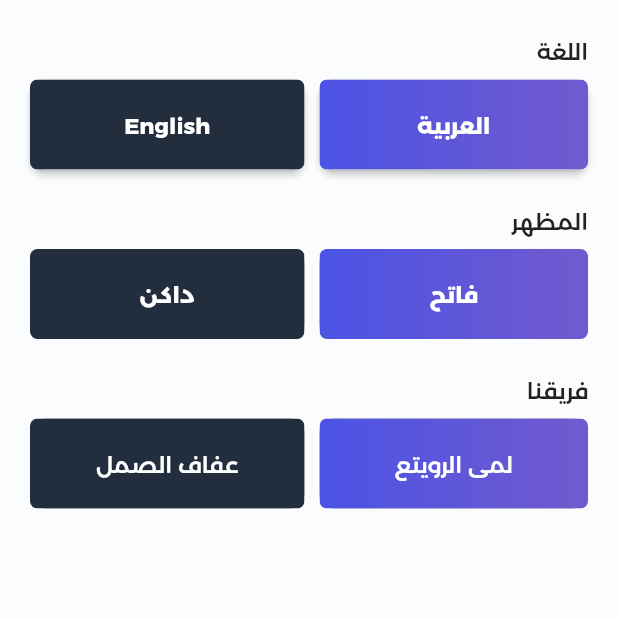
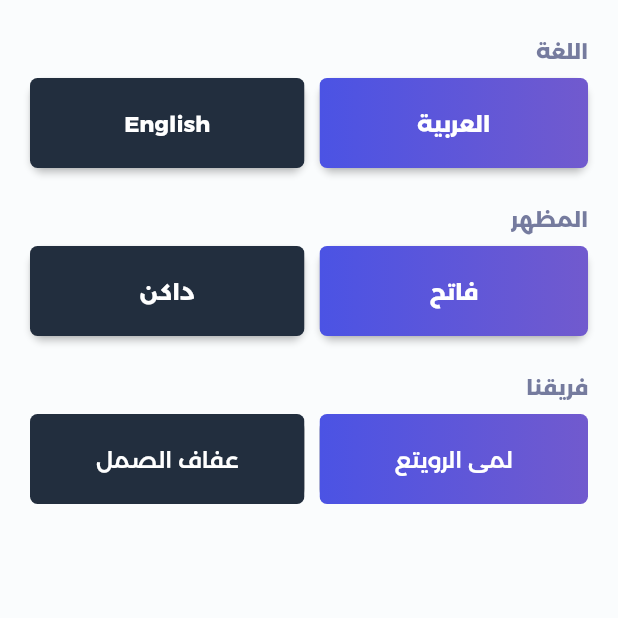
Before and after one commit to lamaAlrweta/countdown_app, a Flutter app: the SettingsScreen screen opened directly, after a tap on "العربية", on a phone screen of 412 x 824 dp, the top half of it. Run offline on Flutter 3.47's test engine with Material 2 defaults, Android fonts, the phone set to English and light mode, and no system bars; generated files the repository leaves out were written again.

Commit message:
Darlk and light theme logic

```diff
--- a/lib/main.dart
+++ b/lib/main.dart
@@ -22,13 +22,23 @@ Future main() async {
 
 class MyApp extends StatelessWidget {
   @override
-  Widget build(BuildContext context) => ChangeNotifierProvider(
-        create: (context) => LocaleProvider(),
-        builder: (context, child) {
+  Widget build(BuildContext context) {
+    return MultiProvider(
+      providers: [
+        ChangeNotifierProvider(
+          create: (context) => LocaleProvider(),
+        ),
+        ChangeNotifierProvider(
+          create: (context) => ThemeProvider(),
+        )
+      ],
+      child: Consumer<LocaleProvider>(
+        builder: (context, child, _) {
           final provider = Provider.of<LocaleProvider>(context);
+          final themeProvider = Provider.of<ThemeProvider>(context);
 
           return MaterialApp(
-            // themeMode: themeProvider.themeMode,
+            themeMode: themeProvider.themeMode,
             theme: MyThemes.lightTheme,
             darkTheme: MyThemes.darkTheme,
             debugShowCheckedModeBanner: false,
@@ -74,5 +84,7 @@ class MyApp extends StatelessWidget {
             },
           );
         },
-      );
+      ),
+    );
+  }
 }
--- a/lib/provider/locale_provider.dart
+++ b/lib/provider/locale_provider.dart
@@ -7,7 +7,7 @@ class LocaleProvider extends ChangeNotifier {
 
   Locale get getLocale => _locale ??Locale('en');
 
-  void setLocaleAr(Locale locale) {
+  void setLocale(Locale locale) {
     if (!L10n.all.contains(locale)) return;
     _locale = locale;
     notifyListeners();
--- a/lib/provider/theme_provider.dart
+++ b/lib/provider/theme_provider.dart
@@ -1,10 +1,42 @@
 import 'package:flutter/material.dart';
+import 'package:flutter/scheduler.dart';
+
+class ThemeProvider extends ChangeNotifier {
+  ThemeMode themeMode = ThemeMode.system;
+
+  // bool get isDarkMode {
+  //   if (themeMode == ThemeMode.system) {
+  //    // final brightness = SchedulerBinding.instance.window.platformBrightness;
+  //    // return brightness == Brightness.dark;
+  //   } else {
+  //     return themeMode == ThemeMode.dark;
+  //   }
+  // }
+
+  void toggleTheme(bool isOn) {
+    themeMode = isOn ? ThemeMode.dark : ThemeMode.light;
+    notifyListeners();
+  }
+}
 
 class MyThemes {
   static final darkTheme = ThemeData(
-    //  textTheme: Theme.of(context)
-    //               .textTheme
-    //               .apply(bodyColor: Colors.white, displayColor: Colors.white),
+    textTheme: TextTheme(
+      title: TextStyle(
+        fontSize: 16,
+        fontWeight: FontWeight.w600,
+        color: Color.fromRGBO(255, 255, 255, 1),
+        fontFamily: 'Montserrat-Arabic',
+      ),
+      body1: TextStyle(
+        fontSize: 14,
+        fontWeight: FontWeight.w600,
+        color: Color.fromRGBO(223, 223, 223, 1),
+        fontFamily: 'Montserrat-Arabic',
+      ),
+    )
+    // .apply(headlin1: Colors.white, displayColor: Colors.white)
+    ,
     fontFamily: 'Montserrat-Arabic',
     textSelectionColor: Color.fromRGBO(198, 199, 200, 1),
     //HintColor
@@ -23,13 +55,33 @@ class MyThemes {
   );
 
   static final lightTheme = ThemeData(
+    //  appBarTheme: AppBarTheme(
+    //    textTheme:TextTheme(
+
+    //    )
+    //  ),
+    textTheme: TextTheme(
+      title: TextStyle(
+        color: Color.fromRGBO(22, 30, 41, 1),
+        fontSize: 16,
+        fontWeight: FontWeight.bold,
+        fontFamily: 'Montserrat-Arabic',
+      ),
+      body1: TextStyle(
+        fontSize: 14,
+        fontWeight: FontWeight.w600,
+        color: Color.fromRGBO(117, 123, 158, 1),
+        fontFamily: 'Montserrat-Arabic',
+      ),
+      // body1:
+    ),
     //  textTheme: Theme.of(context)
     //               .textTheme
     //               .apply(bodyColor: Colors.white, displayColor: Colors.white),
     fontFamily: 'Montserrat-Arabic',
-    textSelectionColor: Color.fromRGBO(198, 199, 200, 1),
+    textSelectionColor: Color.fromRGBO(22, 30, 41, 1),
     //HintColor
-    hintColor: Color.fromRGBO(73, 90, 114, 1),
+    hintColor: Color.fromRGBO(117, 123, 158, 1),
     //card color
     primaryColor: Color.fromRGBO(113, 90, 206, 1),
 
--- a/lib/screens/setting_screen.dart
+++ b/lib/screens/setting_screen.dart
@@ -1,3 +1,4 @@
+import 'package:countdown/provider/theme_provider.dart';
 import 'package:flutter/material.dart';
 import 'package:flutter_gen/gen_l10n/app_localizations.dart';
 import 'package:provider/provider.dart';
@@ -24,6 +25,7 @@ class _SettingsScreenState extends State<SettingsScreen> {
   Widget build(BuildContext context) {
     //  final l10n = Provider.of<L10n>(context);
     final provider = Provider.of<LocaleProvider>(context);
+     final themeprovider = Provider.of<ThemeProvider>(context, listen: false);
     //final locale = Localizations.localeOf(context);
     var translation = AppLocalizations.of(context)!;
 
@@ -41,12 +43,12 @@ class _SettingsScreenState extends State<SettingsScreen> {
                   textonTop: translation.language,
                   function1: () {
                     setState(() {
-                      provider.setLocaleAr(Locale('en'));
+                      provider.setLocale(Locale('en'));
                     });
                   },
                   function2: () {
                       setState(() {
-                       provider.setLocaleAr(Locale('ar'));
+                       provider.setLocale(Locale('ar'));
                     });
 
                   },
@@ -60,8 +62,16 @@ class _SettingsScreenState extends State<SettingsScreen> {
                 ),
                 SettingsButtons(
                   textonTop: translation.theme,
-                  // function1: () {},
-                  // function2: () {},
+                   function1: () {
+                      setState(() {
+                        themeprovider.toggleTheme(true);
+                    });
+                   },
+                   function2: () {
+                      setState(() {
+                        themeprovider.toggleTheme(false);
+                    });
+                   },
                   buttonName1: translation.light,
                   buttonName2: translation.dark,
                   height: 60,
--- a/lib/screens/tabbarScreen.dart
+++ b/lib/screens/tabbarScreen.dart
@@ -57,6 +57,7 @@ class _TabBarScreenState extends State<TabBarScreen> {
       ];
     return Scaffold(
       appBar: PreferredSize(
+
         preferredSize: Size.fromHeight(100),
         child: CustomAppbar(
           _pages[_selectedpageIndex]['title'],
@@ -85,7 +86,7 @@ class _TabBarScreenState extends State<TabBarScreen> {
           highlightColor: Colors.transparent,
         ),
         child: BottomNavigationBar(
-          elevation: 10,
+
           backgroundColor: Theme.of(context).backgroundColor,
           unselectedItemColor: Colors.grey,
           selectedItemColor: Theme.of(context).primaryColor,
--- a/lib/widgets/countdown_card.dart
+++ b/lib/widgets/countdown_card.dart
@@ -51,22 +51,10 @@ class CountdaownCard extends StatelessWidget {
                       child: Column(
                         crossAxisAlignment: CrossAxisAlignment.start,
                         children: [
-                          Text(
-                            AppLocalizations.of(context)!.language,
-                            style: TextStyle(
-                              fontSize: 16,
-                              fontWeight: FontWeight.bold,
-                              fontFamily: 'Montserrat-Arabic',
-                            ),
-                          ),
-                          Text(
-                            'Sep 19, 2021',
-                            style: TextStyle(
-                              fontSize: 14,
-                              fontWeight: FontWeight.w500,
-                              fontFamily: 'Montserrat-Arabic',
-                            ),
-                          ),
+                          Text(AppLocalizations.of(context)!.language,
+                              style: Theme.of(context).textTheme.title),
+                          Text('Sep 19, 2021',
+                              style: Theme.of(context).textTheme.body1),
                         ],
                       ),
                     )
@@ -129,18 +117,11 @@ class counter extends StatelessWidget {
           children: [
             Text(
               num,
-              style: TextStyle(
-                  fontSize: 16,
-                  fontWeight: FontWeight.w600,
-                  fontFamily: 'Montserrat-Arabic'),
+              style: Theme.of(context).textTheme.title,
             ),
             Text(
               numKey,
-              style: TextStyle(
-                fontSize: 16,
-                fontWeight: FontWeight.w600,
-                fontFamily: 'Montserrat-Arabic',
-              ),
+              style: Theme.of(context).textTheme.title,
             ),
           ],
         ),
--- a/lib/widgets/settings_button_widgets.dart
+++ b/lib/widgets/settings_button_widgets.dart
@@ -41,7 +41,7 @@ class _SettingsButtonsState extends State<SettingsButtons> {
 
   @override
   Widget build(BuildContext context) {
-    final provider = Provider.of<LocaleProvider>(context, listen: false);
+   // final provider = Provider.of<LocaleProvider>(context, listen: false);
     final contrller = context.watch<LocaleProvider>();
 
     if (contrller.getLocale == Locale('ar')) {
```
